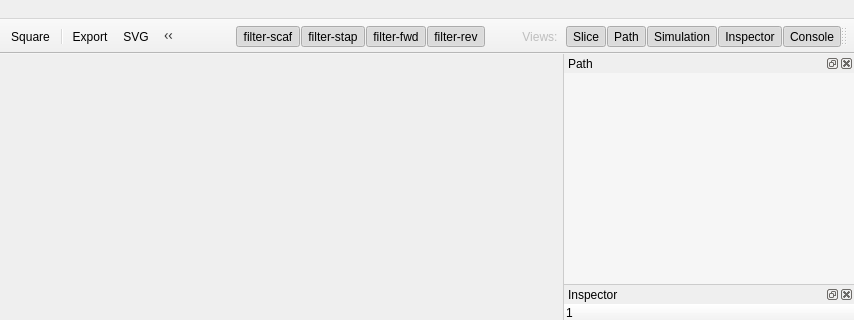
Qt form cadnano/gui/mainwindow/mainwindow.ui (cadnano/cadnano2.5) before a commit; both pictures show x 401 to 1255 and y 0 to 320 of the 1255 by 873 pixel window.
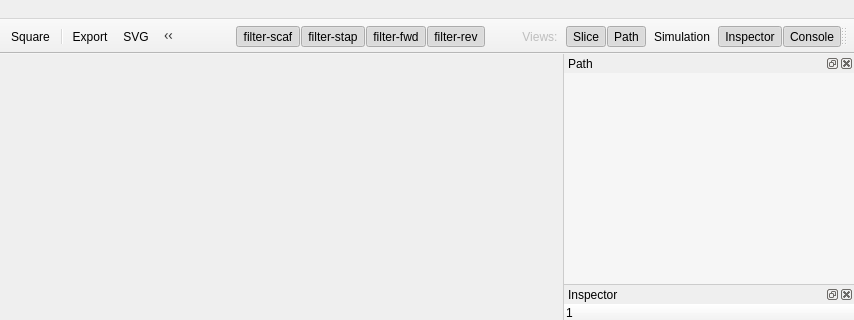
The same form after that commit. Icons and pictures are not drawn. Custom widgets are drawn as their Qt base class.

```diff
--- a/cadnano/gui/mainwindow/mainwindow.ui
+++ b/cadnano/gui/mainwindow/mainwindow.ui
@@ -1495,7 +1495,7 @@
     <bool>true</bool>
    </property>
    <property name="checked">
-    <bool>true</bool>
+    <bool>false</bool>
    </property>
    <property name="icon">
     <iconset resource="cadnano.gui.mainwindow.icons.qrc">
```
